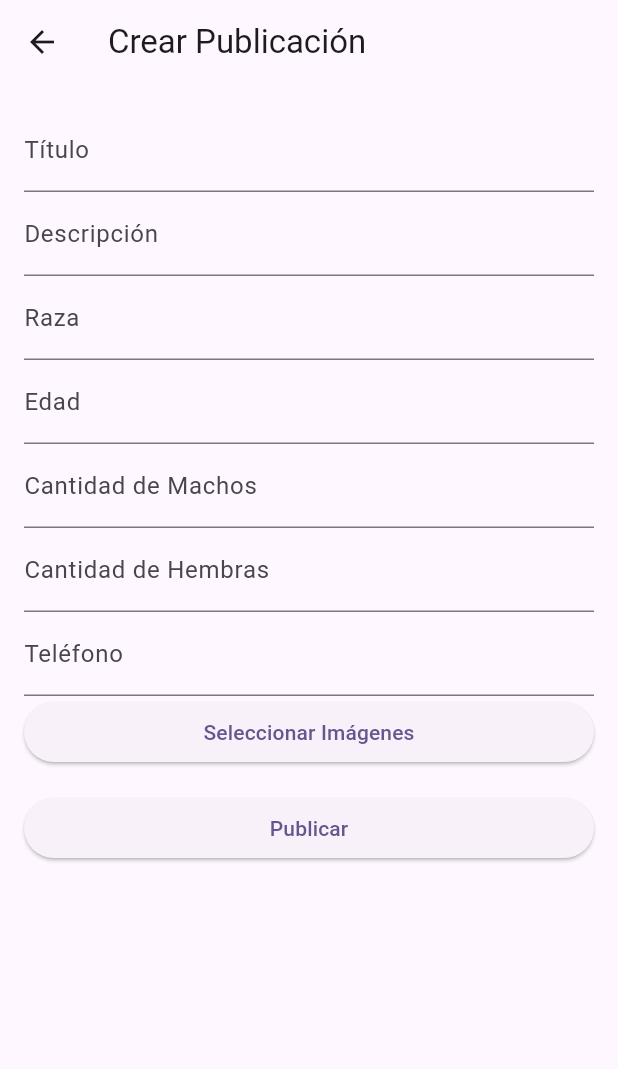
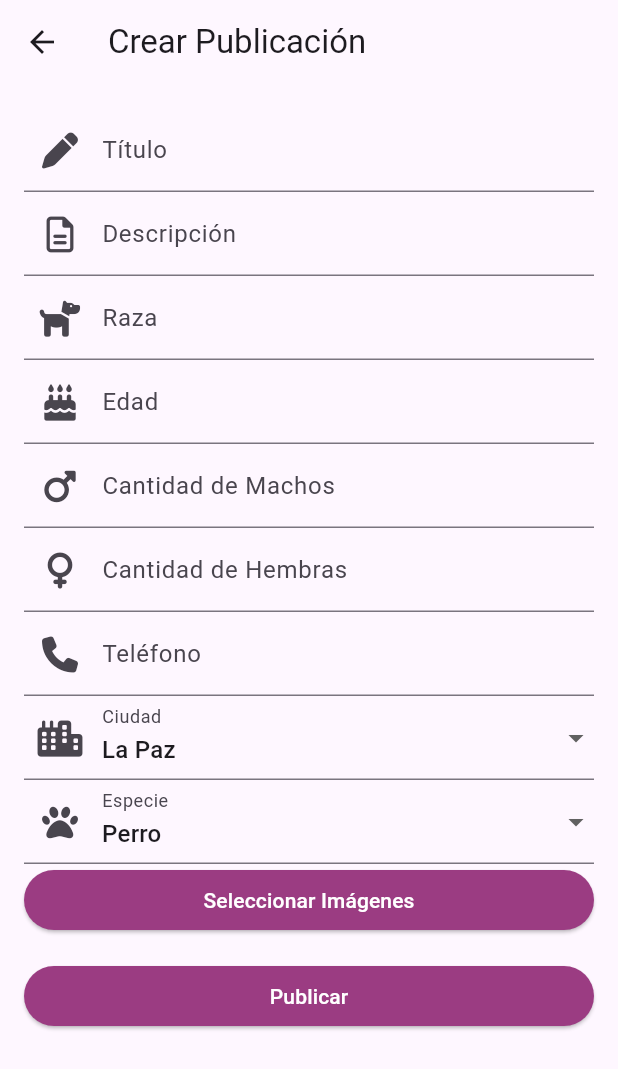
Before and after one commit to Daniel9ad/app-pets, a Flutter app: the CrearPublicacionPage screen opened directly, on a phone screen of 412 x 824 dp. Shown: the top 1069 px of the screen. Run offline on Flutter 3.47's test engine with Material 3 defaults, Android fonts, the phone set to English and light mode, and no system bars; our stand-ins replace carousel_slider, dio, font_awesome_flutter, image_picker, logger, smooth_page_indicator; network calls fail.

Commit message:
crear publicacion estilos

```diff
--- a/lib/features/home/pages/home_page.dart
+++ b/lib/features/home/pages/home_page.dart
@@ -56,8 +56,9 @@ class _HomePageState extends State<HomePage> {
           ],
         ),
         // Botón flotante solo visible en la pestaña de Listado
-        floatingActionButton: _selectedIndex == 1
+        floatingActionButton: _selectedIndex == 0
             ? FloatingActionButton(
+              backgroundColor: Colors.orange,
                 onPressed: () {
                   Navigator.push(
                     context,
--- a/lib/features/publicaciones/pages/crear_publicacion_page.dart
+++ b/lib/features/publicaciones/pages/crear_publicacion_page.dart
@@ -1,11 +1,10 @@
 import 'dart:io';
 import 'package:flutter/material.dart';
 import 'package:image_picker/image_picker.dart';
+import 'package:font_awesome_flutter/font_awesome_flutter.dart';
 import 'package:app_pets/data/api/publicacion_api.dart';
 import 'package:app_pets/data/models/PublicacionModel.dart';
-import 'package:logger/logger.dart';
 import 'dart:convert';
-
 
 class CrearPublicacionPage extends StatefulWidget {
   @override
@@ -22,15 +21,33 @@ class _CrearPublicacionPageState extends State<CrearPublicacionPage> {
     cantidadMachos: 0,
     cantidadHembras: 0,
     telefono: '',
-    usuarioId: 1, // Cambia este valor según la lógica de tu aplicación
-    ciudadId: 1,  // Cambia este valor según tu aplicación
-    especieId: 1, // Cambia este valor según tu aplicación
+    usuarioId: 1,
+    ciudadId: 1,
+    especieId: 1,
   );
   final List<File> _imagenes = [];
   bool _isLoading = false;
 
   final PublicacionApi _api = PublicacionApi();
 
+  // Listas para las opciones de ciudad y especie
+  final Map<int, String> _ciudades = {
+    1: 'La Paz',
+    2: 'Cochabamba',
+    3: 'Santa Cruz',
+    4: 'Oruro',
+    5: 'Potosí',
+    6: 'Tarija',
+    7: 'Sucre',
+    8: 'Beni',
+    9: 'Pando',
+  };
+
+  final Map<int, String> _especies = {
+    1: 'Perro',
+    2: 'Gato',
+    3: 'Otro',
+  };
 
   Future<void> _pickImages() async {
     try {
@@ -52,7 +69,7 @@ Future<void> _pickImages() async {
       );
     }
   }
-  // Método para enviar el formulario
+
   Future<void> _submitForm() async {
     if (!_formKey.currentState!.validate()) return;
 
@@ -75,7 +92,7 @@ Future<void> _pickImages() async {
         ScaffoldMessenger.of(context).showSnackBar(
           SnackBar(content: Text("Publicación creada exitosamente")),
         );
-        Navigator.pop(context); // Regresa a la pantalla anterior
+        Navigator.pop(context);
       } else {
         ScaffoldMessenger.of(context).showSnackBar(
           SnackBar(content: Text("Error al crear publicación")),
@@ -106,23 +123,39 @@ Future<void> _pickImages() async {
                   child: Column(
                     crossAxisAlignment: CrossAxisAlignment.stretch,
                     children: [
+                      // Título
                       TextFormField(
-                        decoration: InputDecoration(labelText: "Título"),
+                        decoration: InputDecoration(
+                          labelText: "Título",
+                          prefixIcon: Icon(FontAwesomeIcons.pen),
+                        ),
                         validator: (value) => value!.isEmpty ? "Campo requerido" : null,
                         onSaved: (value) => _publicacion.titulo = value!,
                       ),
+                      // Descripción
                       TextFormField(
-                        decoration: InputDecoration(labelText: "Descripción"),
+                        decoration: InputDecoration(
+                          labelText: "Descripción",
+                          prefixIcon: Icon(FontAwesomeIcons.fileLines),
+                        ),
                         validator: (value) => value!.isEmpty ? "Campo requerido" : null,
                         onSaved: (value) => _publicacion.descripcion = value!,
                       ),
+                      // Raza
                       TextFormField(
-                        decoration: InputDecoration(labelText: "Raza"),
+                        decoration: InputDecoration(
+                          labelText: "Raza",
+                          prefixIcon: Icon(FontAwesomeIcons.dog),
+                        ),
                         validator: (value) => value!.isEmpty ? "Campo requerido" : null,
                         onSaved: (value) => _publicacion.raza = value!,
                       ),
+                      // Edad
                       TextFormField(
-                        decoration: InputDecoration(labelText: "Edad"),
+                        decoration: InputDecoration(
+                          labelText: "Edad",
+                          prefixIcon: Icon(FontAwesomeIcons.cakeCandles),
+                        ),
                         keyboardType: TextInputType.number,
                         validator: (value) {
                           if (value!.isEmpty) return "Campo requerido";
@@ -131,8 +164,12 @@ Future<void> _pickImages() async {
                         },
                         onSaved: (value) => _publicacion.edad = int.parse(value!),
                       ),
+                      // Cantidad de Machos
                       TextFormField(
-                        decoration: InputDecoration(labelText: "Cantidad de Machos"),
+                        decoration: InputDecoration(
+                          labelText: "Cantidad de Machos",
+                          prefixIcon: Icon(FontAwesomeIcons.mars),
+                        ),
                         keyboardType: TextInputType.number,
                         validator: (value) {
                           if (value!.isEmpty) return "Campo requerido";
@@ -141,8 +178,12 @@ Future<void> _pickImages() async {
                         },
                         onSaved: (value) => _publicacion.cantidadMachos = int.parse(value!),
                       ),
+                      // Cantidad de Hembras
                       TextFormField(
-                        decoration: InputDecoration(labelText: "Cantidad de Hembras"),
+                        decoration: InputDecoration(
+                          labelText: "Cantidad de Hembras",
+                          prefixIcon: Icon(FontAwesomeIcons.venus),
+                        ),
                         keyboardType: TextInputType.number,
                         validator: (value) {
                           if (value!.isEmpty) return "Campo requerido";
@@ -151,13 +192,62 @@ Future<void> _pickImages() async {
                         },
                         onSaved: (value) => _publicacion.cantidadHembras = int.parse(value!),
                       ),
+                      // Teléfono
                       TextFormField(
-                        decoration: InputDecoration(labelText: "Teléfono"),
+                        decoration: InputDecoration(
+                          labelText: "Teléfono",
+                          prefixIcon: Icon(FontAwesomeIcons.phone),
+                        ),
                         keyboardType: TextInputType.phone,
                         validator: (value) => value!.isEmpty ? "Campo requerido" : null,
                         onSaved: (value) => _publicacion.telefono = value!,
                       ),
+                      // Selector de Ciudad
+                      DropdownButtonFormField<int>(
+                        decoration: InputDecoration(
+                          labelText: "Ciudad",
+                          prefixIcon: Icon(FontAwesomeIcons.city),
+                        ),
+                        value: _publicacion.ciudadId,
+                        items: _ciudades.entries
+                            .map((entry) => DropdownMenuItem<int>(
+                                  value: entry.key,
+                                  child: Text(entry.value),
+                                ))
+                            .toList(),
+                        onChanged: (value) {
+                          setState(() {
+                            _publicacion.ciudadId = value!;
+                          });
+                        },
+                      ),
+                      // Selector de Especie
+                      DropdownButtonFormField<int>(
+                        decoration: InputDecoration(
+                          labelText: "Especie",
+                          prefixIcon: Icon(FontAwesomeIcons.paw),
+                        ),
+                        value: _publicacion.especieId,
+                        items: _especies.entries
+                            .map((entry) => DropdownMenuItem<int>(
+                                  value: entry.key,
+                                  child: Text(entry.value),
+                                ))
+                            .toList(),
+                        onChanged: (value) {
+                          setState(() {
+                            _publicacion.especieId = value!;
+                          });
+                        },
+                      ),
+                      // Botón para seleccionar imágenes
                       ElevatedButton(
+                         style: ElevatedButton.styleFrom(
+   backgroundColor: Color.fromRGBO(155, 60, 130, 1),
+                  foregroundColor : Colors.white,
+                  padding: EdgeInsets.symmetric(horizontal: 16.0, vertical: 8.0),
+
+  ),
                         onPressed: _pickImages,
                         child: Text("Seleccionar Imágenes"),
                       ),
@@ -169,7 +259,14 @@ Future<void> _pickImages() async {
                               .toList(),
                         ),
                       SizedBox(height: 16),
+                      // Botón para enviar formulario
                       ElevatedButton(
+                         style: ElevatedButton.styleFrom(
+   backgroundColor: Color.fromRGBO(155, 60, 130, 1),
+                  foregroundColor : Colors.white,
+                  padding: EdgeInsets.symmetric(horizontal: 16.0, vertical: 8.0),
+
+  ),
                         onPressed: _submitForm,
                         child: Text("Publicar"),
                       ),
--- a/pubspec.yaml
+++ b/pubspec.yaml
@@ -40,6 +40,8 @@ dependencies:
   url_launcher: ^6.3.1
   image_picker: ^1.1.2
   dio: ^5.7.0
+
+  flutter_svg: ^2.0.14
 
 
 
```
Also changed, not shown: pubspec.lock. Lines whose indentation alone changed are shown as unchanged.
